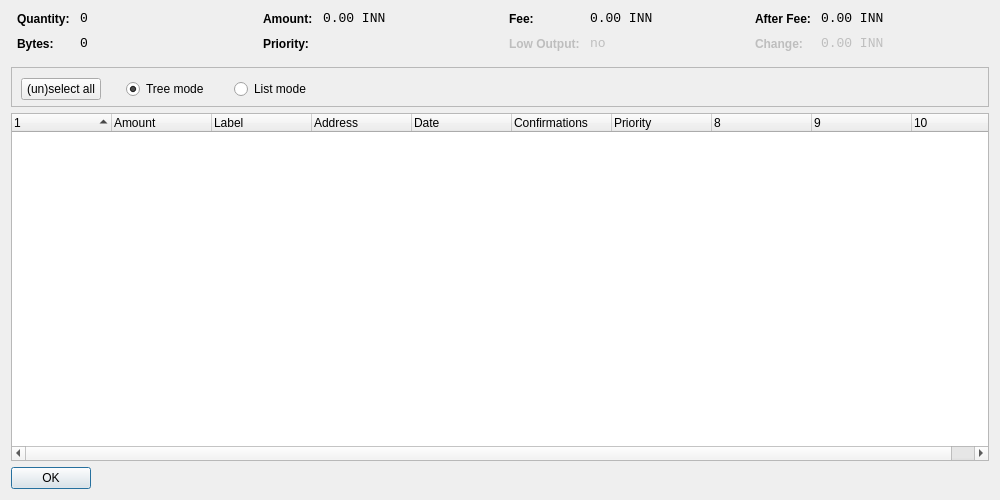
The window that src/qt/forms/coincontroldialog.ui (innova-foundation/innova) describes before a commit, drawn with Qt 5.
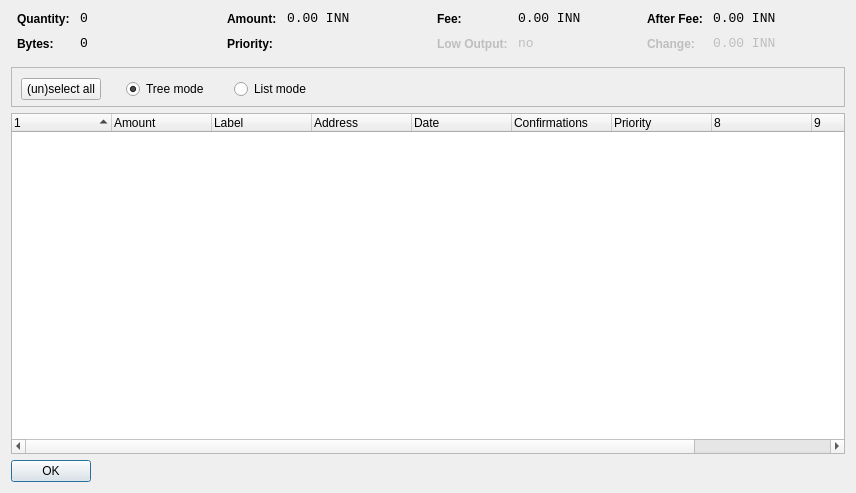
The same window after the commit. Custom widgets are drawn as their Qt base class.

```diff
--- a/src/qt/forms/coincontroldialog.ui
+++ b/src/qt/forms/coincontroldialog.ui
@@ -6,8 +6,8 @@
    <rect>
     <x>0</x>
     <y>0</y>
-    <width>1000</width>
-    <height>500</height>
+    <width>856</width>
+    <height>493</height>
    </rect>
   </property>
   <property name="windowTitle">
```
